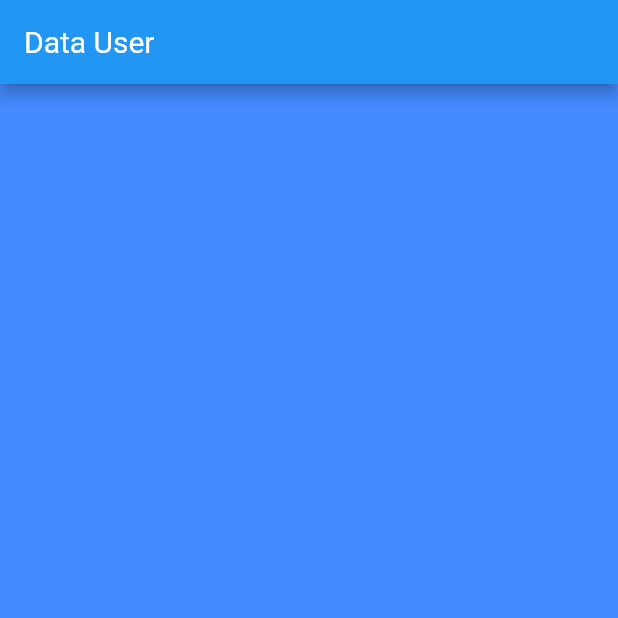
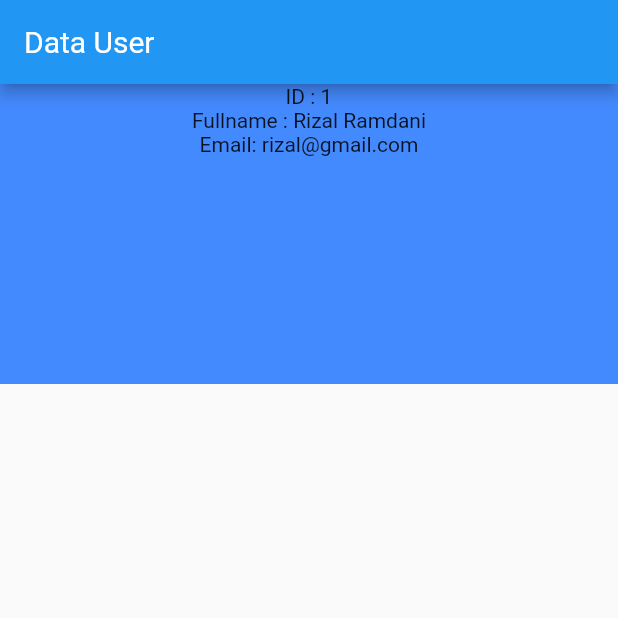
Before and after one commit to rizal282/flutter_course, a Flutter app: the screen it shows after launch, on a phone screen of 412 x 824 dp, the top half of it. Run offline on Flutter 3.47's test engine with Material 2 defaults, Android fonts, the phone set to English and light mode, and no system bars.

Commit message:
up text layout column

```diff
--- a/lib/column/layout_column.dart
+++ b/lib/column/layout_column.dart
@@ -9,13 +9,15 @@ class LayoutColumn extends StatelessWidget {
       appBar: AppBar(title: const Text('Data User'),),
       body: Container(
         width: MediaQuery.of(context).size.width,
-        height: MediaQuery.of(context).size.height / 0.5,
+        height: 200,
         decoration: const BoxDecoration(
           color: Colors.blueAccent
         ),
         child: Column(
-          children: [
-
+          children: const [
+            Text('ID : 1'),
+            Text('Fullname : Rizal Ramdani'),
+            Text('Email: rizal@gmail.com')
           ],
         ),
       ),
```
